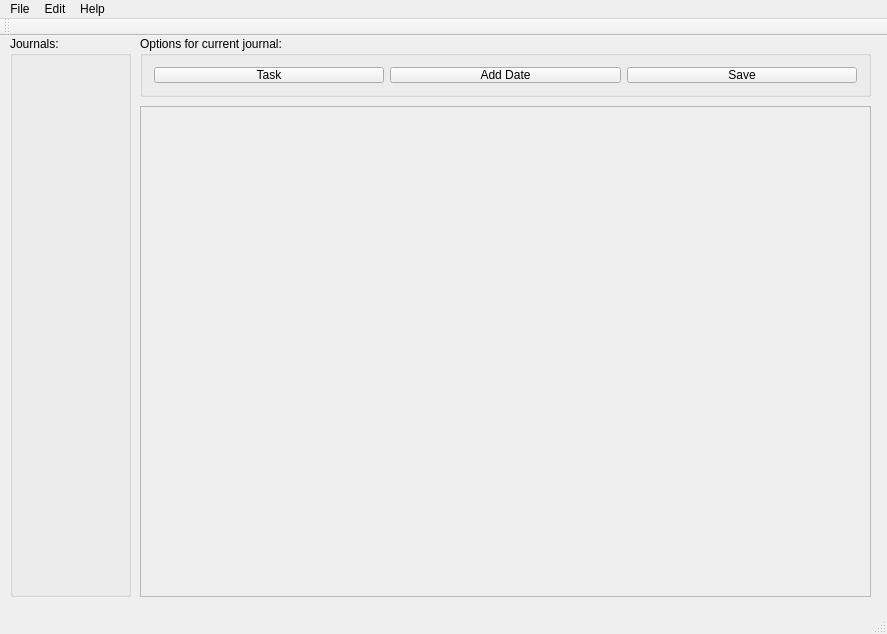
Before: the Qt Designer form mainwindow.ui in aBluePawn/JournalManager, drawn with Qt 5.
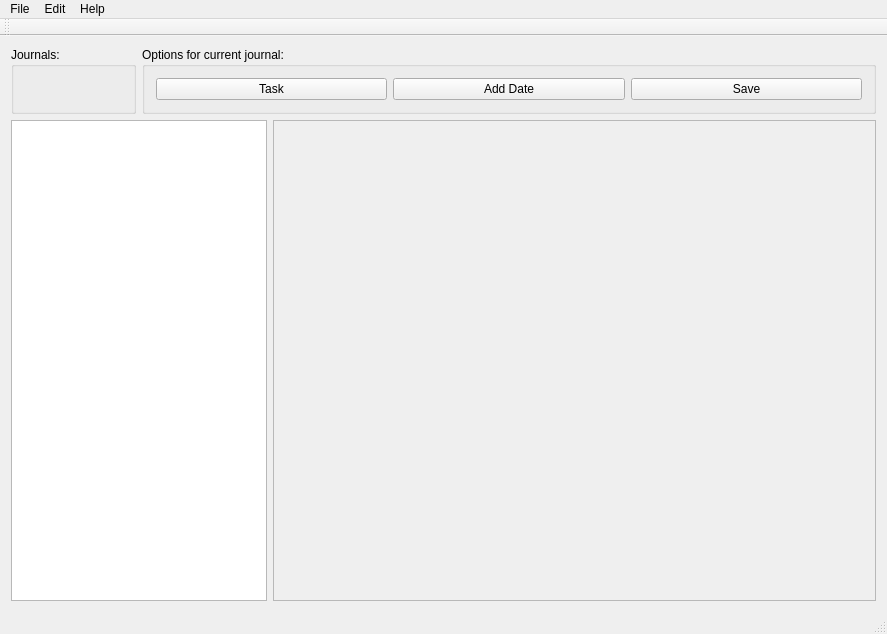
After: the same form once the commit is applied.

Commit message:
implement a first try on the Load function
Load some dummy text. There was an issue with the MainWindow layout setting that I had to figure out.

Diff of the .ui file:
```diff
--- a/mainwindow.ui
+++ b/mainwindow.ui
@@ -17,49 +17,17 @@
    <property name="autoFillBackground">
     <bool>false</bool>
    </property>
-   <widget class="QTextEdit" name="textEdit">
-    <property name="enabled">
-     <bool>false</bool>
-    </property>
-    <property name="geometry">
-     <rect>
-      <x>140</x>
-      <y>70</y>
-      <width>731</width>
-      <height>491</height>
-     </rect>
-    </property>
-    <property name="html">
-     <string>&lt;!DOCTYPE HTML PUBLIC &quot;-//W3C//DTD HTML 4.0//EN&quot; &quot;http://www.w3.org/TR/REC-html40/strict.dtd&quot;&gt;
-&lt;html&gt;&lt;head&gt;&lt;meta name=&quot;qrichtext&quot; content=&quot;1&quot; /&gt;&lt;style type=&quot;text/css&quot;&gt;
-p, li { white-space: pre-wrap; }
-&lt;/style&gt;&lt;/head&gt;&lt;body style=&quot; font-family:'MS Shell Dlg 2'; font-size:7.8pt; font-weight:400; font-style:normal;&quot;&gt;
-&lt;p style=&quot;-qt-paragraph-type:empty; margin-top:0px; margin-bottom:0px; margin-left:0px; margin-right:0px; -qt-block-indent:0; text-indent:0px;&quot;&gt;&lt;br /&gt;&lt;/p&gt;&lt;/body&gt;&lt;/html&gt;</string>
-    </property>
-   </widget>
+   <layout class="QGridLayout" name="gridLayout">
+    <item row="0" column="0">
    <widget class="QGroupBox" name="groupBox">
-    <property name="geometry">
-     <rect>
-      <x>10</x>
-      <y>0</y>
-      <width>121</width>
-      <height>561</height>
-     </rect>
-    </property>
     <property name="title">
      <string>Journals:</string>
     </property>
     <layout class="QVBoxLayout" name="verticalLayout"/>
    </widget>
+    </item>
+    <item row="0" column="1" colspan="2">
    <widget class="QGroupBox" name="groupBox_2">
-    <property name="geometry">
-     <rect>
-      <x>140</x>
-      <y>0</y>
-      <width>731</width>
-      <height>61</height>
-     </rect>
-    </property>
     <property name="title">
      <string>Options for current journal:</string>
     </property>
@@ -87,6 +55,25 @@
      </item>
     </layout>
    </widget>
+    </item>
+    <item row="1" column="0" colspan="2">
+     <widget class="QTextBrowser" name="textBrowser"/>
+    </item>
+    <item row="1" column="2">
+     <widget class="QTextEdit" name="textEdit">
+      <property name="enabled">
+       <bool>false</bool>
+      </property>
+      <property name="html">
+       <string>&lt;!DOCTYPE HTML PUBLIC &quot;-//W3C//DTD HTML 4.0//EN&quot; &quot;http://www.w3.org/TR/REC-html40/strict.dtd&quot;&gt;
+&lt;html&gt;&lt;head&gt;&lt;meta name=&quot;qrichtext&quot; content=&quot;1&quot; /&gt;&lt;style type=&quot;text/css&quot;&gt;
+p, li { white-space: pre-wrap; }
+&lt;/style&gt;&lt;/head&gt;&lt;body style=&quot; font-family:'MS Shell Dlg 2'; font-size:7.8pt; font-weight:400; font-style:normal;&quot;&gt;
+&lt;p style=&quot;-qt-paragraph-type:empty; margin-top:0px; margin-bottom:0px; margin-left:0px; margin-right:0px; -qt-block-indent:0; text-indent:0px;&quot;&gt;&lt;br /&gt;&lt;/p&gt;&lt;/body&gt;&lt;/html&gt;</string>
+      </property>
+     </widget>
+    </item>
+   </layout>
   </widget>
   <widget class="QMenuBar" name="menuBar">
    <property name="geometry">
```
Lines whose indentation alone changed are shown as unchanged. The commit also changes 1 other file.
